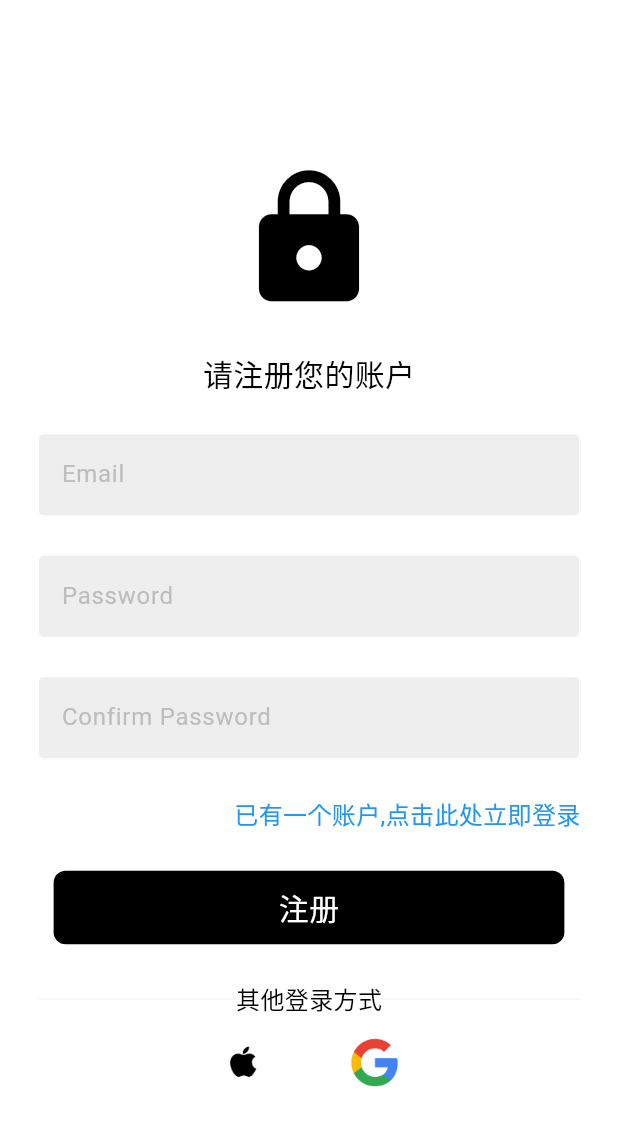
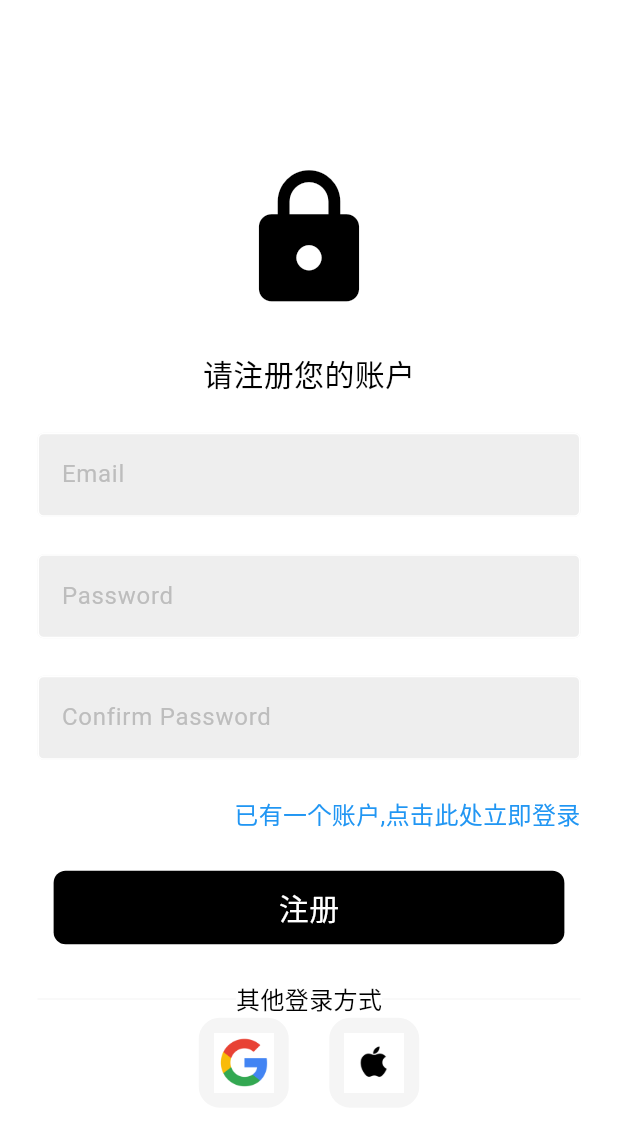
Before and after one commit to pikachu2333/shopping, a Flutter app: the screen it shows after launch, after a tap on "注册", on a phone screen of 412 x 824 dp. Shown: the top 1126 px of the screen. Run offline on Flutter 3.47's test engine with Material 3 defaults, Android fonts, the phone set to English and light mode, and no system bars; our stand-ins replace firebase_auth, firebase_core, get, google_nav_bar, google_sign_in, sqflite; missing offline and left inert: slideable; accounts and stored records are empty; network calls fail.

Commit message:
提交一下试试

```diff
--- a/lib/components/square_tile.dart
+++ b/lib/components/square_tile.dart
@@ -2,17 +2,26 @@ import 'package:flutter/material.dart';
 
 class SquareTile extends StatelessWidget {
   String imagePath;
-  SquareTile({super.key, required this.imagePath});
+  final Function()? onTap;
+  SquareTile({super.key, required this.imagePath, required this.onTap});
   @override
   Widget build(BuildContext context) {
-    return Container(
-      padding: EdgeInsets.all(10),
-      decoration: BoxDecoration(
-        border: Border.all(color: Theme.of(context).colorScheme.surface),
-        borderRadius: BorderRadius.circular(16),
-        color: Theme.of(context).colorScheme.surface,
+    return GestureDetector(
+      onTap: onTap,
+      child: Container(
+        padding: EdgeInsets.all(10),
+        decoration: BoxDecoration(
+          border: Border.all(color: Theme.of(context).colorScheme.surface),
+          borderRadius: BorderRadius.circular(15),
+          color: Colors.grey[100],
+        ),
+        child: Image.asset(
+          imagePath,
+          height: 40,
+          width: 40,
+          fit: BoxFit.cover,
+        ),
       ),
-      child: Image.asset(imagePath, height: 40, width: 40, fit: BoxFit.cover),
     );
   }
 }
--- a/lib/page/auth/view/auth_page.dart
+++ b/lib/page/auth/view/auth_page.dart
@@ -2,7 +2,6 @@ import 'package:firebase_auth/firebase_auth.dart';
 import 'package:flutter/material.dart';
 import 'package:test6_26/page/first/first_page.dart';
 import 'package:test6_26/page/login/view/login_page.dart';
-import 'package:test6_26/page/login_or_register/view/login_or_register_page.dart';
 
 
 class AuthPage extends StatelessWidget {
--- a/lib/page/first/first_page.dart
+++ b/lib/page/first/first_page.dart
@@ -1,6 +1,8 @@
 import 'package:firebase_auth/firebase_auth.dart';
 import 'package:flutter/cupertino.dart';
 import 'package:flutter/material.dart';
+import 'package:get/get.dart';
+import 'package:get/get_core/src/get_main.dart';
 import 'package:provider/provider.dart';
 import 'package:test6_26/page/home/view/home_page.dart';
 import 'package:test6_26/page/shop/intro_page.dart';
@@ -28,6 +30,7 @@ class _first_pageState extends State<first_page> {
   final user = FirebaseAuth.instance.currentUser!;
   void signUserOut() {
     FirebaseAuth.instance.signOut();
+
   }
 
   @override
--- a/lib/page/login/widget/hello_widget.dart
+++ b/lib/page/login/widget/hello_widget.dart
@@ -4,6 +4,7 @@ import 'package:get/get_core/src/get_main.dart';
 import 'package:test6_26/components/my_button.dart';
 import 'package:test6_26/components/my_textfield.dart';
 import 'package:test6_26/page/login/provider/login_page_controller.dart';
+import 'package:test6_26/service/google_service.dart';
 
 import '../../../components/square_tile.dart';
 
@@ -81,7 +82,7 @@ class HelloWidget extends StatelessWidget {
                 //注册按钮
                 SizedBox(height: 25),
                 MyButton(
-                  onTap: ()=>Get.toNamed('/register_page'),
+                  onTap: () => Get.toNamed('/register_page'),
                   child: Text(
                     '注册',
                     style: TextStyle(
@@ -122,9 +123,15 @@ class HelloWidget extends StatelessWidget {
                 Row(
                   mainAxisAlignment: MainAxisAlignment.center,
                   children: [
-                    SquareTile(imagePath: "lib/img/img_apple_logo.png"),
+                    SquareTile(
+                      imagePath: "lib/img/img_google_logo.png",
+                      onTap: () => GoogleService().signInWithGoogle(),
+                    ),
                     SizedBox(width: 25),
-                    SquareTile(imagePath: "lib/img/img_google_logo.png"),
+                    SquareTile(
+                      imagePath: "lib/img/img_apple_logo.png",
+                      onTap: () {},
+                    ),
                   ],
                 ),
               ],
--- a/lib/page/register/widget/hello_widget.dart
+++ /dev/null
@@ -1 +0,0 @@
-// TODO Implement this library.
--- a/lib/register/provider/register_page_controller.dart
+++ b/lib/register/provider/register_page_controller.dart
@@ -36,7 +36,7 @@ class RegisterPageController extends GetxController {
           },
         );
       }
-      Get.toNamed("login_page");
+      Get.toNamed('login_page');
       Get.snackbar(
         "注册成功",
         "恭喜您成功注册！",
--- a/lib/register/widget/hello_widget.dart
+++ b/lib/register/widget/hello_widget.dart
@@ -4,6 +4,7 @@ import 'package:get/get_core/src/get_main.dart';
 import 'package:test6_26/components/my_button.dart';
 import 'package:test6_26/components/my_textfield.dart';
 import '../../../components/square_tile.dart';
+import '../../service/google_service.dart';
 import '../provider/register_page_controller.dart';
 
 class HelloWidget extends StatelessWidget {
@@ -121,9 +122,9 @@ class HelloWidget extends StatelessWidget {
                 Row(
                   mainAxisAlignment: MainAxisAlignment.center,
                   children: [
-                    SquareTile(imagePath: "lib/img/img_apple_logo.png"),
+                    SquareTile(imagePath: "lib/img/img_google_logo.png",onTap: ()=>GoogleService().signInWithGoogle(),),
                     SizedBox(width: 25),
-                    SquareTile(imagePath: "lib/img/img_google_logo.png"),
+                    SquareTile(imagePath: "lib/img/img_apple_logo.png",onTap: ()=>{},),
                   ],
                 ),
               ],
--- a/lib/route/app_pages.dart
+++ b/lib/route/app_pages.dart
@@ -1,4 +1,5 @@
 import 'package:get/get.dart';
+
 import 'package:test6_26/page/home/routes.dart';
 import 'package:test6_26/page/login/routes.dart';
 import 'package:test6_26/page/pagetwo/routes.dart';
@@ -17,5 +18,6 @@ class AppPages{
 
 
 
+
   ];
 }
--- a/pubspec.yaml
+++ b/pubspec.yaml
@@ -43,6 +43,7 @@ dependencies:
   path: any
   firebase_core: ^3.15.1
   firebase_auth: ^5.6.2
+  google_sign_in:
 dev_dependencies:
   flutter_test:
     sdk: flutter
```
Also changed, not shown: lib/page/login_or_register/view/login_or_register_page.dart (deleted, +0 -31 lines), lib/service/google_service.dart (added, +14 -0 lines), pubspec.lock, 1 other file.
